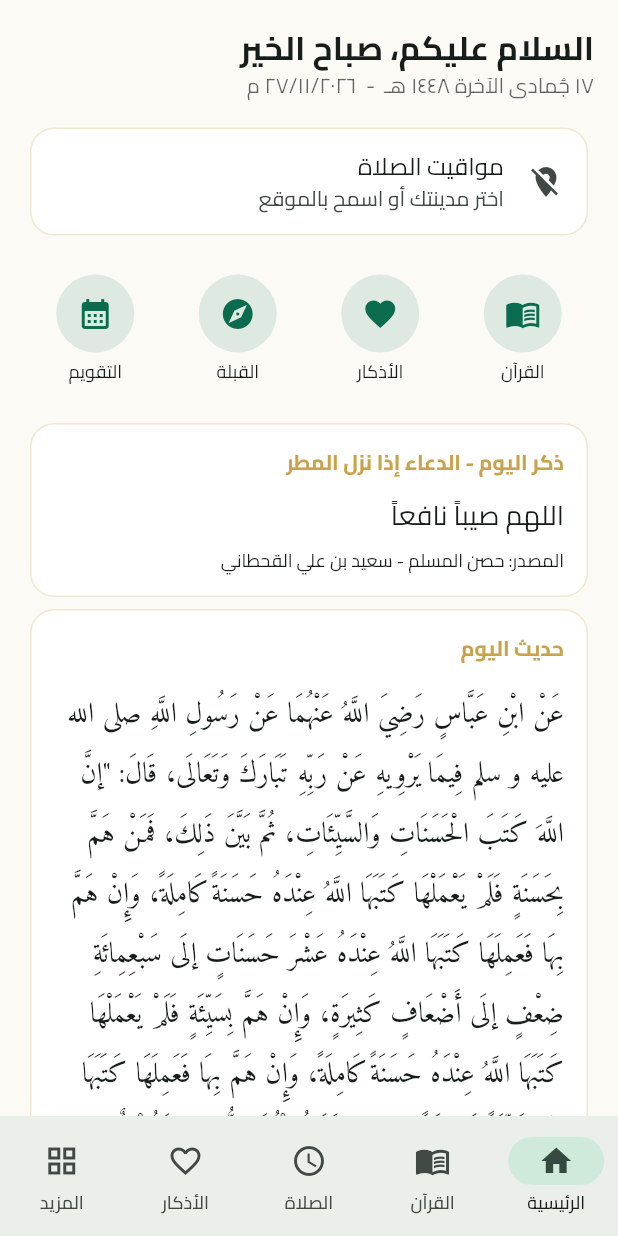
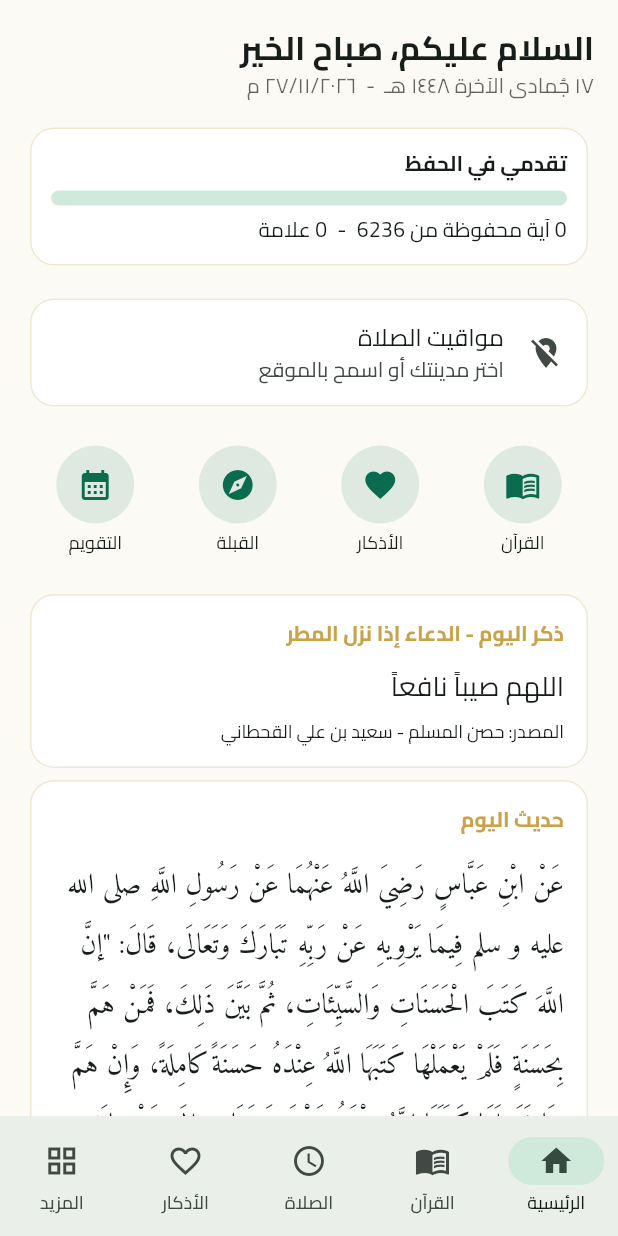
Before and after one commit to ahmed-essam-88/islamic-life, a Flutter app: the screen it shows after launch, on a phone screen of 412 x 824 dp. Run offline on Flutter 3.47's test engine with Material 3 defaults, Android fonts, the phone set to English and light mode, and no system bars; our stand-ins replace adhan, cloud_firestore, firebase_auth, firebase_core, flutter_compass, flutter_local_notifications and 6 more; accounts and stored records are empty.

Commit message:
Firestore sync, announcements, admin dashboard, progress card

```diff
--- a/lib/data/store.dart
+++ b/lib/data/store.dart
@@ -116,4 +116,26 @@ class Store extends ChangeNotifier {
     _p.setInt('i_$k', v);
     notifyListeners();
   }
+
+  // ---- cloud sync helpers ----
+  Map<String, dynamic> exportSync() => {
+        'bm': bookmarks.toList(),
+        'mem': memorized.toList(),
+        'favdk': favDhikr.toList(),
+        'last': lastRead,
+        'tasbih': tasbihTotal,
+      };
+  /// Merge cloud data into local (union for sets, max for counters).
+  void mergeSync(Map<String, dynamic> d) {
+    List<String> l(String k) => ((d[k] as List?) ?? []).map((e) => '$e').toList();
+    _p.setStringList('bm', {...bookmarks, ...l('bm')}.toList());
+    _p.setStringList('mem', {...memorized, ...l('mem')}.toList());
+    _p.setStringList('favdk', {...favDhikr, ...l('favdk')}.toList());
+    final t = (d['tasbih'] as num?)?.toInt() ?? 0;
+    if (t > tasbihTotal) _p.setInt('tasbih', t);
+    if (!_p.containsKey('last') && d['last'] is List) {
+      _p.setStringList('last', (d['last'] as List).map((e) => '$e').toList());
+    }
+    notifyListeners();
+  }
 }
--- /dev/null
+++ b/lib/data/sync.dart
@@ -0,0 +1,67 @@
+import 'dart:async';
+import 'package:cloud_firestore/cloud_firestore.dart';
+import 'package:firebase_auth/firebase_auth.dart';
+import 'auth.dart';
+import 'store.dart';
+
+/// Syncs favorites and progress to users/{uid} when signed in. Local-first.
+class Sync {
+  static Timer? _t;
+  static bool _busy = false;
+  static String? _lastJson;
+
+  static void start() {
+    if (!Auth.ready) return;
+    Auth.changes.listen((u) {
+      if (u != null) pullThenPush(u.uid);
+    });
+    Store.i.addListener(() {
+      final u = Auth.user;
+      if (u == null || _busy) return;
+      _t?.cancel();
+      _t = Timer(const Duration(seconds: 6), () => push(u.uid));
+    });
+  }
+
+  static Future<void> pullThenPush(String uid) async {
+    try {
+      _busy = true;
+      final doc = FirebaseFirestore.instance.collection('users').doc(uid);
+      final snap = await doc.get();
+      if (snap.exists) Store.i.mergeSync(snap.data()!);
+      _busy = false;
+      await push(uid);
+    } catch (_) {
+      _busy = false;
+    }
+  }
+
+  static Future<void> push(String uid) async {
+    try {
+      final d = Store.i.exportSync();
+      final j = d.toString();
+      if (j == _lastJson) return;
+      await FirebaseFirestore.instance
+          .collection('users')
+          .doc(uid)
+          .set({...d, 'updated': FieldValue.serverTimestamp()});
+      _lastJson = j;
+    } catch (_) {}
+  }
+
+  static Stream<QuerySnapshot<Map<String, dynamic>>> announcements() =>
+      FirebaseFirestore.instance
+          .collection('announcements')
+          .orderBy('createdAt', descending: true)
+          .limit(20)
+          .snapshots();
+
+  static Future<bool> isAdmin(User u) async {
+    try {
+      final s = await FirebaseFirestore.instance.collection('admins').doc(u.uid).get();
+      return s.exists;
+    } catch (_) {
+      return false;
+    }
+  }
+}
--- a/lib/main.dart
+++ b/lib/main.dart
@@ -3,6 +3,7 @@ import 'package:flutter_localizations/flutter_localizations.dart';
 import 'theme.dart';
 import 'data/store.dart';
 import 'data/auth.dart';
+import 'data/sync.dart';
 import 'data/notifications.dart';
 import 'data/quran.dart';
 import 'screens/home.dart';
@@ -16,6 +17,7 @@ Future<void> main() async {
   WidgetsFlutterBinding.ensureInitialized();
   await Store.i.init();
   await Auth.init();
+  Sync.start();
   Notifs.init().then((_) => Notifs.reschedule());
   runApp(const IslamicLifeApp());
 }
--- a/lib/screens/home.dart
+++ b/lib/screens/home.dart
@@ -1,3 +1,6 @@
+import 'package:cloud_firestore/cloud_firestore.dart';
+import '../data/auth.dart';
+import '../data/sync.dart';
 import 'dart:async';
 import 'package:adhan/adhan.dart';
 import 'package:flutter/material.dart';
@@ -58,6 +61,8 @@ class _HomeScreenState extends State<HomeScreen> {
           Text('${ar(h.hDay)} ${hijriMonths[h.hMonth - 1]} ${ar(h.hYear)} هـ  -  ${ar(now.day)}/${ar(now.month)}/${ar(now.year)} م',
               style: TextStyle(color: Theme.of(context).hintColor)),
           const SizedBox(height: 14),
+          _announce(),
+          _progress(),
           _prayerCard(i),
           const SizedBox(height: 14),
           Row(children: [
@@ -138,6 +143,49 @@ class _HomeScreenState extends State<HomeScreen> {
             ),
         ]),
       ),
+    );
+  }
+
+  Widget _progress() {
+    final m = Store.i.memorized.length, b = Store.i.bookmarks.length;
+    final v = m / 6236;
+    return Padding(
+      padding: const EdgeInsets.only(bottom: 14),
+      child: Card(child: Padding(
+        padding: const EdgeInsets.all(14),
+        child: Column(crossAxisAlignment: CrossAxisAlignment.start, children: [
+          const Text('تقدمي في الحفظ', style: TextStyle(fontWeight: FontWeight.bold)),
+          const SizedBox(height: 8),
+          TweenAnimationBuilder<double>(
+            tween: Tween(begin: 0, end: v),
+            duration: const Duration(milliseconds: 900),
+            curve: Curves.easeOutCubic,
+            builder: (c, x, _) => LinearProgressIndicator(value: x, minHeight: 10, borderRadius: BorderRadius.circular(8)),
+          ),
+          const SizedBox(height: 6),
+          Text('$m آية محفوظة من 6236  -  $b علامة'),
+        ]),
+      )),
+    );
+  }
+
+  Widget _announce() {
+    if (!Auth.ready) return const SizedBox();
+    return StreamBuilder<QuerySnapshot<Map<String, dynamic>>>(
+      stream: Sync.announcements(),
+      builder: (c, s) {
+        final docs = s.data?.docs ?? [];
+        if (docs.isEmpty) return const SizedBox();
+        final d = docs.first;
+        return Padding(
+          padding: const EdgeInsets.only(bottom: 14),
+          child: Card(child: ListTile(
+            leading: Icon(Icons.campaign, color: Theme.of(c).colorScheme.secondary),
+            title: Text(d['title'] ?? ''),
+            subtitle: Text(d['body'] ?? ''),
+          )),
+        );
+      },
     );
   }
 
--- a/pubspec.yaml
+++ b/pubspec.yaml
@@ -23,6 +23,7 @@ dependencies:
   flutter_timezone: ^5.1.1
   firebase_core: ^5.2.0
   firebase_auth: ^7.1.0
+  cloud_firestore: ^7.2.0
 dev_dependencies:
   flutter_test:
     sdk: flutter
```
Also changed, not shown: lib/screens/account.dart (+11 -2 lines), lib/screens/admin.dart (added, +54 -0 lines), pubspec.lock, 3 other files.
